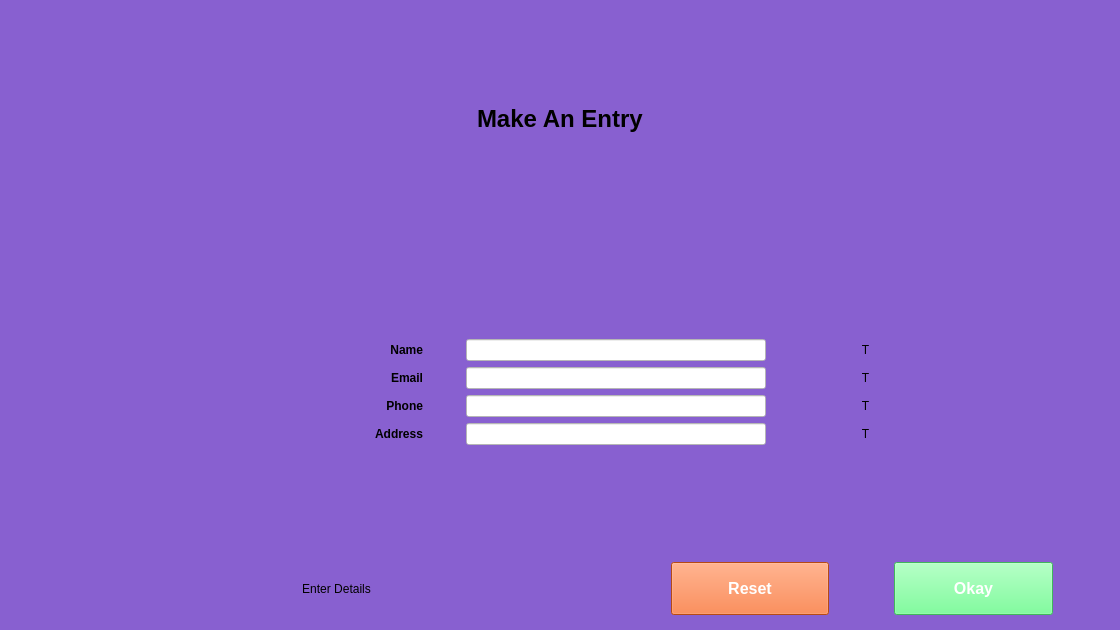
therealrahulsahu/log_project, file uis/entry_widget.ui: the form before one commit.
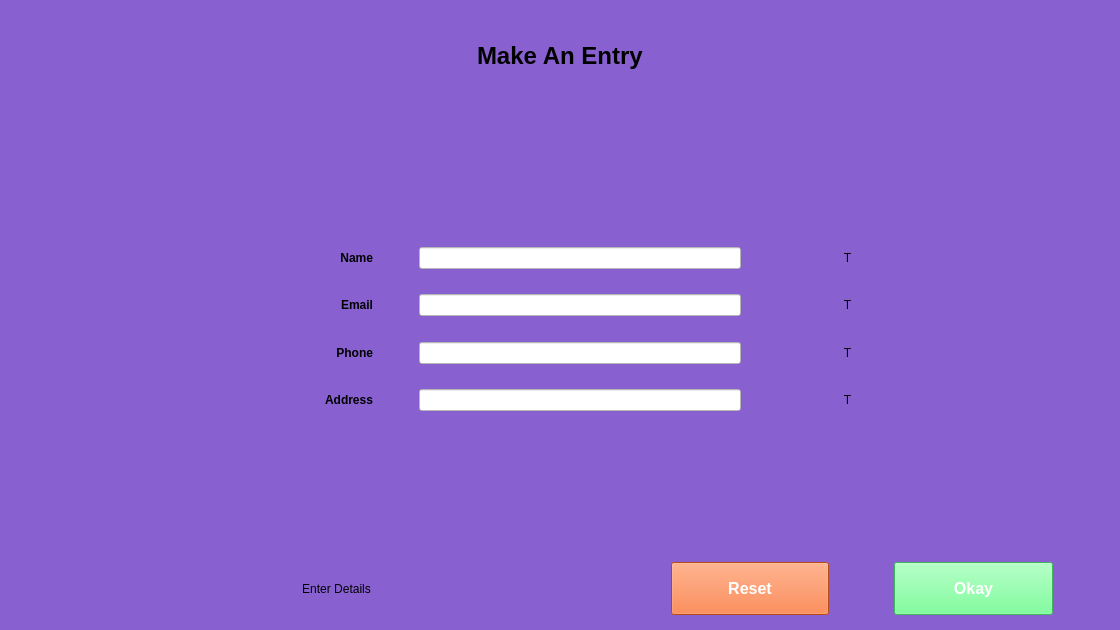
The form after the commit.

Patch:
```diff
--- a/uis/entry_widget.ui
+++ b/uis/entry_widget.ui
@@ -77,15 +77,15 @@
     </spacer>
    </item>
    <item>
-    <layout class="QGridLayout" name="gridLayout" columnstretch="6,5,1,8,2,1,6">
-     <item row="2" column="3">
+    <layout class="QGridLayout" name="gridLayout" rowstretch="5,3,1,3,1,3,1,3,5" columnstretch="4,5,1,8,2,1,6" rowminimumheight="0,0,0,0,0,0,0,0,0">
+     <item row="5" column="3">
       <widget class="QLineEdit" name="le_phone">
        <property name="styleSheet">
         <string notr="true">background-color:white;</string>
        </property>
       </widget>
      </item>
-     <item row="0" column="1">
+     <item row="1" column="1">
       <widget class="QLabel" name="label_3">
        <property name="font">
         <font>
@@ -101,17 +101,17 @@
        </property>
       </widget>
      </item>
-     <item row="1" column="5">
-      <widget class="QLabel" name="lb_emailico">
-       <property name="text">
-        <string>T</string>
-       </property>
-       <property name="alignment">
-        <set>Qt::AlignCenter</set>
-       </property>
-      </widget>
-     </item>
      <item row="3" column="5">
+      <widget class="QLabel" name="lb_emailico">
+       <property name="text">
+        <string>T</string>
+       </property>
+       <property name="alignment">
+        <set>Qt::AlignCenter</set>
+       </property>
+      </widget>
+     </item>
+     <item row="7" column="5">
       <widget class="QLabel" name="lb_addressico">
        <property name="text">
         <string>T</string>
@@ -121,7 +121,7 @@
        </property>
       </widget>
      </item>
-     <item row="3" column="1">
+     <item row="7" column="1">
       <widget class="QLabel" name="label_6">
        <property name="font">
         <font>
@@ -137,7 +137,7 @@
        </property>
       </widget>
      </item>
-     <item row="1" column="3">
+     <item row="3" column="3">
       <widget class="QLineEdit" name="le_email">
        <property name="styleSheet">
         <string notr="true">background-color:white;
@@ -145,14 +145,40 @@
        </property>
       </widget>
      </item>
-     <item row="3" column="3">
+     <item row="7" column="3">
       <widget class="QLineEdit" name="le_address">
        <property name="styleSheet">
         <string notr="true">background-color:white;</string>
        </property>
       </widget>
      </item>
-     <item row="3" column="6">
+     <item row="0" column="3">
+      <spacer name="verticalSpacer_6">
+       <property name="orientation">
+        <enum>Qt::Vertical</enum>
+       </property>
+       <property name="sizeHint" stdset="0">
+        <size>
+         <width>20</width>
+         <height>40</height>
+        </size>
+       </property>
+      </spacer>
+     </item>
+     <item row="2" column="3">
+      <spacer name="verticalSpacer_5">
+       <property name="orientation">
+        <enum>Qt::Vertical</enum>
+       </property>
+       <property name="sizeHint" stdset="0">
+        <size>
+         <width>20</width>
+         <height>40</height>
+        </size>
+       </property>
+      </spacer>
+     </item>
+     <item row="7" column="6">
       <spacer name="horizontalSpacer_22">
        <property name="orientation">
         <enum>Qt::Horizontal</enum>
@@ -165,7 +191,7 @@
        </property>
       </spacer>
      </item>
-     <item row="1" column="4">
+     <item row="3" column="4">
       <spacer name="horizontalSpacer_16">
        <property name="orientation">
         <enum>Qt::Horizontal</enum>
@@ -178,7 +204,7 @@
        </property>
       </spacer>
      </item>
-     <item row="1" column="6">
+     <item row="3" column="6">
       <spacer name="horizontalSpacer_20">
        <property name="orientation">
         <enum>Qt::Horizontal</enum>
@@ -191,7 +217,7 @@
        </property>
       </spacer>
      </item>
-     <item row="0" column="4">
+     <item row="1" column="4">
       <spacer name="horizontalSpacer_15">
        <property name="orientation">
         <enum>Qt::Horizontal</enum>
@@ -204,7 +230,7 @@
        </property>
       </spacer>
      </item>
-     <item row="3" column="4">
+     <item row="7" column="4">
       <spacer name="horizontalSpacer_18">
        <property name="orientation">
         <enum>Qt::Horizontal</enum>
@@ -217,7 +243,7 @@
        </property>
       </spacer>
      </item>
-     <item row="2" column="6">
+     <item row="5" column="6">
       <spacer name="horizontalSpacer_21">
        <property name="orientation">
         <enum>Qt::Horizontal</enum>
@@ -230,7 +256,7 @@
        </property>
       </spacer>
      </item>
-     <item row="0" column="2">
+     <item row="1" column="2">
       <spacer name="horizontalSpacer_11">
        <property name="orientation">
         <enum>Qt::Horizontal</enum>
@@ -243,7 +269,7 @@
        </property>
       </spacer>
      </item>
-     <item row="0" column="6">
+     <item row="1" column="6">
       <spacer name="horizontalSpacer_19">
        <property name="orientation">
         <enum>Qt::Horizontal</enum>
@@ -256,7 +282,46 @@
        </property>
       </spacer>
      </item>
-     <item row="2" column="2">
+     <item row="7" column="0">
+      <spacer name="horizontalSpacer_10">
+       <property name="orientation">
+        <enum>Qt::Horizontal</enum>
+       </property>
+       <property name="sizeHint" stdset="0">
+        <size>
+         <width>40</width>
+         <height>20</height>
+        </size>
+       </property>
+      </spacer>
+     </item>
+     <item row="5" column="0">
+      <spacer name="horizontalSpacer_9">
+       <property name="orientation">
+        <enum>Qt::Horizontal</enum>
+       </property>
+       <property name="sizeHint" stdset="0">
+        <size>
+         <width>40</width>
+         <height>20</height>
+        </size>
+       </property>
+      </spacer>
+     </item>
+     <item row="3" column="0">
+      <spacer name="horizontalSpacer_8">
+       <property name="orientation">
+        <enum>Qt::Horizontal</enum>
+       </property>
+       <property name="sizeHint" stdset="0">
+        <size>
+         <width>40</width>
+         <height>20</height>
+        </size>
+       </property>
+      </spacer>
+     </item>
+     <item row="5" column="2">
       <spacer name="horizontalSpacer_13">
        <property name="orientation">
         <enum>Qt::Horizontal</enum>
@@ -269,7 +334,20 @@
        </property>
       </spacer>
      </item>
-     <item row="1" column="2">
+     <item row="1" column="0">
+      <spacer name="horizontalSpacer_7">
+       <property name="orientation">
+        <enum>Qt::Horizontal</enum>
+       </property>
+       <property name="sizeHint" stdset="0">
+        <size>
+         <width>40</width>
+         <height>20</height>
+        </size>
+       </property>
+      </spacer>
+     </item>
+     <item row="3" column="2">
       <spacer name="horizontalSpacer_12">
        <property name="orientation">
         <enum>Qt::Horizontal</enum>
@@ -282,7 +360,7 @@
        </property>
       </spacer>
      </item>
-     <item row="2" column="4">
+     <item row="5" column="4">
       <spacer name="horizontalSpacer_17">
        <property name="orientation">
         <enum>Qt::Horizontal</enum>
@@ -295,7 +373,7 @@
        </property>
       </spacer>
      </item>
-     <item row="3" column="2">
+     <item row="7" column="2">
       <spacer name="horizontalSpacer_14">
        <property name="orientation">
         <enum>Qt::Horizontal</enum>
@@ -308,14 +386,14 @@
        </property>
       </spacer>
      </item>
-     <item row="0" column="3">
+     <item row="1" column="3">
       <widget class="QLineEdit" name="le_name">
        <property name="styleSheet">
         <string notr="true">background-color:white;</string>
        </property>
       </widget>
      </item>
-     <item row="2" column="5">
+     <item row="5" column="5">
       <widget class="QLabel" name="lb_phoneico">
        <property name="text">
         <string>T</string>
@@ -325,7 +403,7 @@
        </property>
       </widget>
      </item>
-     <item row="0" column="5">
+     <item row="1" column="5">
       <widget class="QLabel" name="lb_nameico">
        <property name="text">
         <string>T</string>
@@ -335,7 +413,7 @@
        </property>
       </widget>
      </item>
-     <item row="1" column="1">
+     <item row="3" column="1">
       <widget class="QLabel" name="label_4">
        <property name="font">
         <font>
@@ -351,7 +429,7 @@
        </property>
       </widget>
      </item>
-     <item row="2" column="1">
+     <item row="5" column="1">
       <widget class="QLabel" name="label_5">
        <property name="font">
         <font>
@@ -367,54 +445,41 @@
        </property>
       </widget>
      </item>
-     <item row="3" column="0">
-      <spacer name="horizontalSpacer_10">
+     <item row="6" column="3">
+      <spacer name="verticalSpacer_3">
        <property name="orientation">
-        <enum>Qt::Horizontal</enum>
+        <enum>Qt::Vertical</enum>
        </property>
        <property name="sizeHint" stdset="0">
         <size>
-         <width>40</width>
-         <height>20</height>
+         <width>20</width>
+         <height>40</height>
         </size>
        </property>
       </spacer>
      </item>
-     <item row="2" column="0">
-      <spacer name="horizontalSpacer_9">
+     <item row="4" column="3">
+      <spacer name="verticalSpacer_4">
        <property name="orientation">
-        <enum>Qt::Horizontal</enum>
+        <enum>Qt::Vertical</enum>
        </property>
        <property name="sizeHint" stdset="0">
         <size>
-         <width>40</width>
-         <height>20</height>
+         <width>20</width>
+         <height>40</height>
         </size>
        </property>
       </spacer>
      </item>
-     <item row="1" column="0">
-      <spacer name="horizontalSpacer_8">
+     <item row="8" column="3">
+      <spacer name="verticalSpacer_7">
        <property name="orientation">
-        <enum>Qt::Horizontal</enum>
+        <enum>Qt::Vertical</enum>
        </property>
        <property name="sizeHint" stdset="0">
         <size>
-         <width>40</width>
-         <height>20</height>
-        </size>
-       </property>
-      </spacer>
-     </item>
-     <item row="0" column="0">
-      <spacer name="horizontalSpacer_7">
-       <property name="orientation">
-        <enum>Qt::Horizontal</enum>
-       </property>
-       <property name="sizeHint" stdset="0">
-        <size>
-         <width>40</width>
-         <height>20</height>
+         <width>20</width>
+         <height>40</height>
         </size>
        </property>
       </spacer>
```
